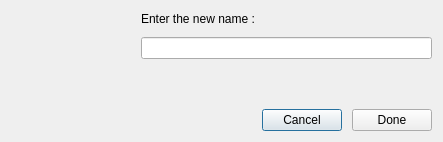
Before: the Qt Designer form app/corefm/renamedialog.ui in rahmanshaber/corebox, drawn with Qt 5.
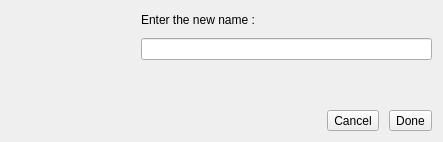
After: the same form once the commit is applied. Icons and pictures are not drawn.

What changed in the file:
```diff
--- a/app/corefm/renamedialog.ui
+++ b/app/corefm/renamedialog.ui
@@ -62,14 +62,14 @@
       </spacer>
      </item>
      <item>
-      <widget class="QPushButton" name="cancel">
+      <widget class="QToolButton" name="cancel">
        <property name="text">
         <string>Cancel</string>
        </property>
       </widget>
      </item>
      <item>
-      <widget class="QPushButton" name="done">
+      <widget class="QToolButton" name="done">
        <property name="text">
         <string>Done</string>
        </property>
```
Left out of the diff: 8 changed lines with no effect on the pictures.
